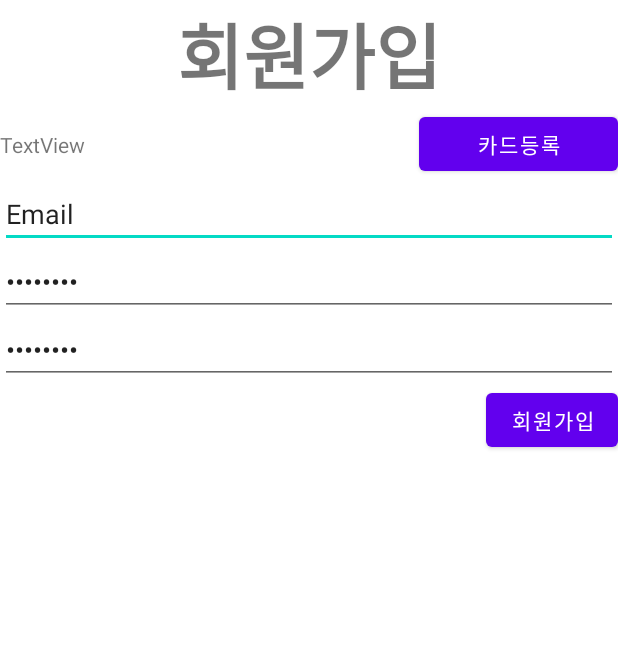
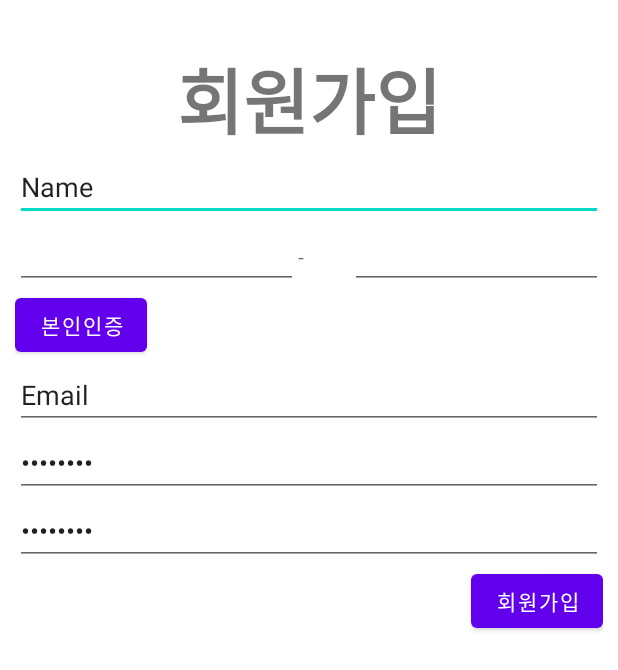
Before and after one commit to jUqItEr/HiFive, an Android app: the layout activity_signup.xml on its own in the app's theme, with its tools: preview values and no code run, on a phone screen of 412 x 824 dp. Shown: the top 670 px of the screen. Run offline under Robolectric (Android 15) with nearby library versions, the phone set to English and light mode, and no system bars.

Commit message:
API interface 추가 Retrofit login, signup 함수 추가 회원가입 기능 추가(todo 비밀번호 암호화, 주민번호 전송여부, 본인인증 방법) 화면전환 오류 수정완료 로그인 기능 연결

```diff
--- a/app/src/main/AndroidManifest.xml
+++ b/app/src/main/AndroidManifest.xml
@@ -16,10 +16,10 @@
         android:theme="@style/Theme.HiFive"
         tools:targetApi="31">
         <activity
-            android:name=".SignupActivity"
+            android:name=".ui.activity.SignupActivity"
             android:exported="false" />
         <activity
-            android:name=".MonthlyListActivity"
+            android:name=".ui.activity.MonthlyListActivity"
             android:exported="false" />
         <activity
             android:name=".ui.activity.BiometricActivity"
--- /dev/null
+++ b/app/src/main/java/com/example/hifive/data/model/LoginRequest.kt
@@ -0,0 +1,6 @@
+package com.example.hifive.data.model
+
+data class LoginRequest(
+    val id: String,
+    val pwd: String
+)
--- /dev/null
+++ b/app/src/main/java/com/example/hifive/data/model/RegisterResponse.kt
@@ -0,0 +1,5 @@
+package com.example.hifive.data.model
+
+data class RegisterResponse(
+    val success: Boolean
+)
--- a/app/src/main/java/com/example/hifive/ui/activity/MainActivity.kt
+++ b/app/src/main/java/com/example/hifive/ui/activity/MainActivity.kt
@@ -18,8 +18,8 @@ class MainActivity : BaseActivity<ActivityMainBinding>(ActivityMainBinding::infl
             finish()
         }
         button1.setOnClickListener{
-            //val intent: Intent = Intent(this, MonthlyListActivity::class.java)
-            //startActivity(intent)
+            val intent: Intent = Intent(this@MainActivity, MonthlyListActivity::class.java)
+            startActivity(intent)
         }
         button2.setOnClickListener{
 
--- a/app/src/main/res/layout/activity_signup.xml
+++ b/app/src/main/res/layout/activity_signup.xml
@@ -9,6 +9,9 @@
     <LinearLayout
         android:layout_width="match_parent"
         android:layout_height="wrap_content"
+        android:layout_marginStart="10dp"
+        android:layout_marginTop="30dp"
+        android:layout_marginEnd="10dp"
         android:orientation="vertical"
         app:layout_constraintEnd_toEndOf="parent"
         app:layout_constraintStart_toStartOf="parent"
@@ -31,27 +34,52 @@
 
         </LinearLayout>
 
+        <EditText
+            android:id="@+id/name"
+            android:layout_width="match_parent"
+            android:layout_height="wrap_content"
+            android:ems="10"
+            android:inputType="textPersonName"
+            android:text="Name" />
+
         <LinearLayout
             android:layout_width="match_parent"
             android:layout_height="match_parent">
+
+            <EditText
+                android:id="@+id/birth"
+                android:layout_width="wrap_content"
+                android:layout_height="wrap_content"
+                android:layout_weight="3"
+                android:ems="8"
+                android:inputType="numberDecimal" />
 
             <TextView
                 android:id="@+id/textView"
                 android:layout_width="wrap_content"
                 android:layout_height="wrap_content"
                 android:layout_weight="5"
-                android:text="TextView" />
+                android:text="-" />
 
-            <Button
-                android:id="@+id/reservation"
+            <EditText
+                android:id="@+id/privateID"
                 android:layout_width="wrap_content"
                 android:layout_height="wrap_content"
-                android:layout_weight="1"
-                android:text="카드등록" />
+                android:layout_weight="3"
+                android:ems="7"
+                android:inputType="numberPassword" />
+
         </LinearLayout>
 
+        <Button
+            android:id="@+id/reservation"
+            android:layout_width="wrap_content"
+            android:layout_height="wrap_content"
+            android:layout_weight="3"
+            android:text="본인인증" />
+
         <EditText
-            android:id="@+id/editEmailAddress"
+            android:id="@+id/EmailAddress"
             android:layout_width="match_parent"
             android:layout_height="wrap_content"
             android:ems="10"
@@ -59,7 +87,7 @@
             tools:text="@string/prompt_email" />
 
         <EditText
-            android:id="@+id/editPassword"
+            android:id="@+id/Password"
             android:layout_width="match_parent"
             android:layout_height="wrap_content"
             android:ems="10"
@@ -67,7 +95,7 @@
             tools:text="@string/prompt_password" />
 
         <EditText
-            android:id="@+id/editPassword2"
+            android:id="@+id/Password2"
             android:layout_width="match_parent"
             android:layout_height="wrap_content"
             android:ems="10"
```
Also changed, not shown: app/src/main/java/com/example/hifive/data/RetrofitClient.kt (+81 -3 lines), app/src/main/java/com/example/hifive/data/model/LoginResponse.kt (added, +8 -0 lines), app/src/main/java/com/example/hifive/data/model/RegisterRequest.kt (added, +8 -0 lines), app/src/main/java/com/example/hifive/data/viewmodel/ApiService.kt (added, +21 -0 lines), app/src/main/java/com/example/hifive/ui/activity/SignupActivity.kt (+29 -6 lines), app/src/main/res/layout/activity_main.xml (+7 -1 lines).
